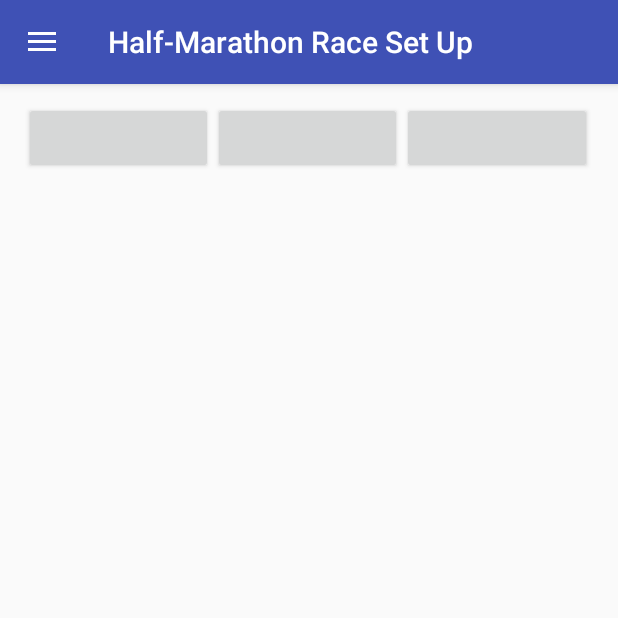
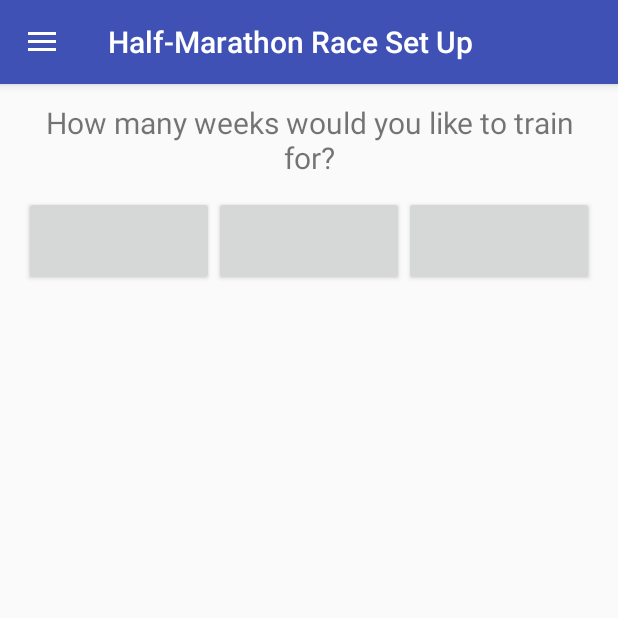
Before and after one commit to heenana/RunningApp, an Android app: the screen it shows after launch (CustomizePlan), after a tap on "HALF-MARATHON", on a phone screen of 412 x 824 dp, the top half of it. Run offline under Robolectric (Android 15) with nearby library versions, the phone set to English and light mode, and no system bars; 6 statements that could not run were skipped.

Commit message:
Minor design changes

```diff
--- a/app/src/main/java/heenan/runningapp/DayOverview.java
+++ b/app/src/main/java/heenan/runningapp/DayOverview.java
@@ -61,7 +61,7 @@ public class DayOverview extends AppCompatActivity {
         running.setText("Run: " + run + " minutes");
         walking.setText("Walk: " + walk + " minutes");
         sets_num.setText("Sets: " + sets);
-        total_length.setText("Total Workout Time: " + length + " minutes");
+        total_length.setText("Total Workout Time: " + (int) length + " minutes");
 
         //3 options provided for each race type
         race_week_buttons = new Button[1];
--- a/app/src/main/java/heenan/runningapp/DuringWorkout.java
+++ b/app/src/main/java/heenan/runningapp/DuringWorkout.java
@@ -67,8 +67,8 @@ public class DuringWorkout  extends AppCompatActivity {
 
         running.setText("Run: " + run + " minutes");
         walking.setText("Walk: " + walk + " minutes");
-        sets_num.setText("Sets: " + sets);
-        total_length.setText("Total Workout Time: " + length + " minutes");
+        sets_num.setText("Sets: " + (int) sets);
+        total_length.setText("Total Workout Time: " + (int) length + " minutes");
 
         timer_updater();
 
--- a/app/src/main/res/layout/activity_customize_plan.xml
+++ b/app/src/main/res/layout/activity_customize_plan.xml
@@ -1,54 +1,70 @@
 <?xml version="1.0" encoding="utf-8"?>
 
 <android.support.v4.widget.DrawerLayout xmlns:android="http://schemas.android.com/apk/res/android"
+    xmlns:app="http://schemas.android.com/apk/res-auto"
     xmlns:tools="http://schemas.android.com/tools"
-    xmlns:app="http://schemas.android.com/apk/res-auto"
     android:id="@+id/activity_customize_plan"
     android:layout_width="match_parent"
     android:layout_height="match_parent"
     tools:context="heenan.runningapp.CustomizePlan">
 
 
-
     <LinearLayout
 
         android:id="@+id/week_options"
-        android:orientation="horizontal" android:layout_width="match_parent"
+        android:layout_width="match_parent"
         android:layout_height="match_parent"
-        android:paddingTop="12dp"
+        android:orientation="vertical"
+        android:paddingBottom="@dimen/activity_vertical_margin"
 
-        android:paddingBottom="@dimen/activity_vertical_margin"
         android:paddingLeft="@dimen/activity_horizontal_margin"
         android:paddingRight="@dimen/activity_horizontal_margin"
+        android:paddingTop="12dp"
         android:weightSum="1">
+
+
+        <TextView
+            android:layout_width="match_parent"
+            android:layout_height="wrap_content"
+            android:gravity="center"
+            android:text="How many weeks would you like to train for?"
+            android:textSize="20dp" />
+
+        <LinearLayout
+            android:layout_width="match_parent"
+            android:layout_height="match_parent"
+            android:orientation="horizontal"
+            android:paddingTop="12dp">
 
             <Button
                 android:id="@+id/week_op1"
                 android:layout_width="wrap_content"
-            android:layout_height="wrap_content"
-            android:text="@string/week6"
-            android:layout_weight="0.33"/>
+                android:layout_height="60dp"
+                android:layout_weight="0.33"
+                android:text="@string/week6" />
 
             <Button
                 android:id="@+id/week_op2"
                 android:layout_width="wrap_content"
-            android:layout_height="wrap_content"
-            android:text="@string/week8"
-            android:layout_weight="0.33"/>
+                android:layout_height="60dp"
+                android:layout_weight="0.33"
+                android:text="@string/week8" />
 
             <Button
                 android:id="@+id/week_op3"
                 android:layout_width="wrap_content"
-            android:layout_height="wrap_content"
-            android:text="@string/week10"
-            android:layout_weight="0.33"/>
+                android:layout_height="60dp"
+                android:layout_weight="0.33"
+                android:text="@string/week10" />
+        </LinearLayout>
+
     </LinearLayout>
 
     <android.support.design.widget.NavigationView
         android:layout_width="wrap_content"
         android:layout_height="match_parent"
-        app:menu="@menu/navigation_menu"
-        android:layout_gravity="start">
+        android:layout_gravity="start"
+        app:menu="@menu/navigation_menu">
 
     </android.support.design.widget.NavigationView>
 
--- a/app/src/main/res/values/strings.xml
+++ b/app/src/main/res/values/strings.xml
@@ -1,9 +1,9 @@
 <resources>
     <string name="app_name">LetsRun</string>
     <string name="choose_race">Choose Your Race</string>
-    <string name="race_5k">5K Race</string>
-    <string name="race_10k">10K Race</string>
-    <string name="race_15k">15K Race</string>
+    <string name="race_5k">5K</string>
+    <string name="race_10k">10K</string>
+    <string name="race_15k">15K</string>
     <string name="race_halfmarathon">Half-Marathon</string>
     <string name="race_marathon">Marathon</string>
 
```
Lines whose indentation alone changed are shown as unchanged.
